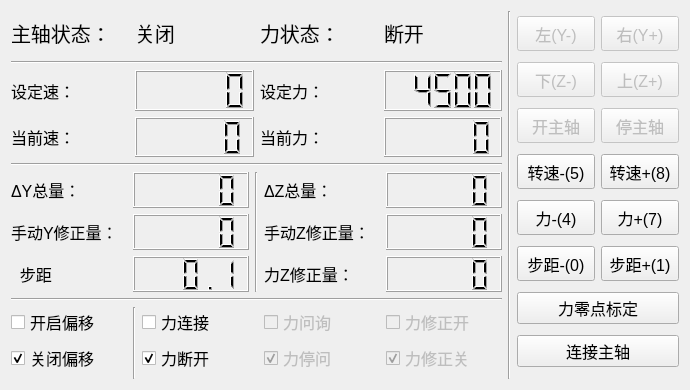
First picture: the form in 北工大蓝海华腾单机器人/GtRobotPulgin/GTRobotToolPlugin/_HMI/fsw.ui, repository chengbomoyu/FSWGtRobot, before the edit.
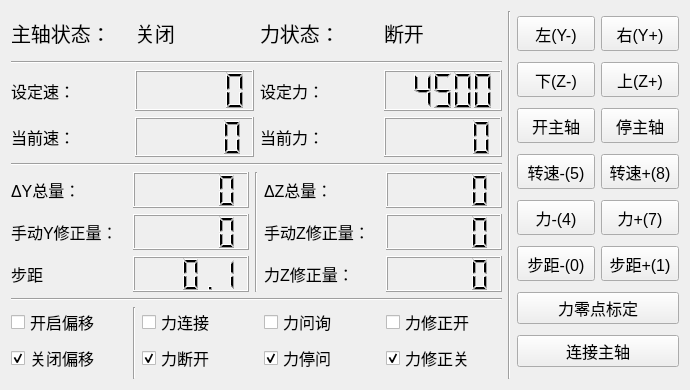
Second picture: the form after the edit.

The edit to the form file:
```diff
--- a/北工大蓝海华腾单机器人/GtRobotPulgin/GTRobotToolPlugin/_HMI/fsw.ui
+++ b/北工大蓝海华腾单机器人/GtRobotPulgin/GTRobotToolPlugin/_HMI/fsw.ui
@@ -420,7 +420,7 @@
             </font>
            </property>
            <property name="text">
-            <string>  步距</string>
+            <string>步距</string>
            </property>
           </widget>
          </item>
@@ -474,7 +474,7 @@
          <item row="0" column="4">
           <widget class="QCheckBox" name="mcheckbox_sri_status_on">
            <property name="enabled">
-            <bool>false</bool>
+            <bool>true</bool>
            </property>
            <property name="font">
             <font>
@@ -489,7 +489,7 @@
          <item row="1" column="4">
           <widget class="QCheckBox" name="mcheckbox_sri_status_off">
            <property name="enabled">
-            <bool>false</bool>
+            <bool>true</bool>
            </property>
            <property name="font">
             <font>
@@ -507,7 +507,7 @@
          <item row="0" column="3">
           <widget class="QCheckBox" name="mcheckbox_sri_ask">
            <property name="enabled">
-            <bool>false</bool>
+            <bool>true</bool>
            </property>
            <property name="font">
             <font>
@@ -537,7 +537,7 @@
          <item row="1" column="3">
           <widget class="QCheckBox" name="mcheckbox_sri_stop">
            <property name="enabled">
-            <bool>false</bool>
+            <bool>true</bool>
            </property>
            <property name="font">
             <font>
@@ -602,7 +602,7 @@
        <item row="0" column="1">
         <widget class="QPushButton" name="mpushbutton_rsi_man_y_down">
          <property name="enabled">
-          <bool>false</bool>
+          <bool>true</bool>
          </property>
          <property name="minimumSize">
           <size>
@@ -629,7 +629,7 @@
        <item row="0" column="2">
         <widget class="QPushButton" name="mpushbutton_rsi_man_y_up">
          <property name="enabled">
-          <bool>false</bool>
+          <bool>true</bool>
          </property>
          <property name="minimumSize">
           <size>
@@ -674,7 +674,7 @@
        <item row="1" column="1">
         <widget class="QPushButton" name="mpushbutton_rsi_man_z_up">
          <property name="enabled">
-          <bool>false</bool>
+          <bool>true</bool>
          </property>
          <property name="minimumSize">
           <size>
@@ -701,7 +701,7 @@
        <item row="1" column="2">
         <widget class="QPushButton" name="mpushbutton_rsi_man_z_down">
          <property name="enabled">
-          <bool>false</bool>
+          <bool>true</bool>
          </property>
          <property name="minimumSize">
           <size>
@@ -728,7 +728,7 @@
        <item row="2" column="1">
         <widget class="QPushButton" name="mpushbutton_spindle_on">
          <property name="enabled">
-          <bool>false</bool>
+          <bool>true</bool>
          </property>
          <property name="minimumSize">
           <size>
@@ -755,7 +755,7 @@
        <item row="2" column="2">
         <widget class="QPushButton" name="mpushbutton_spindle_off">
          <property name="enabled">
-          <bool>false</bool>
+          <bool>true</bool>
          </property>
          <property name="minimumSize">
           <size>
```
